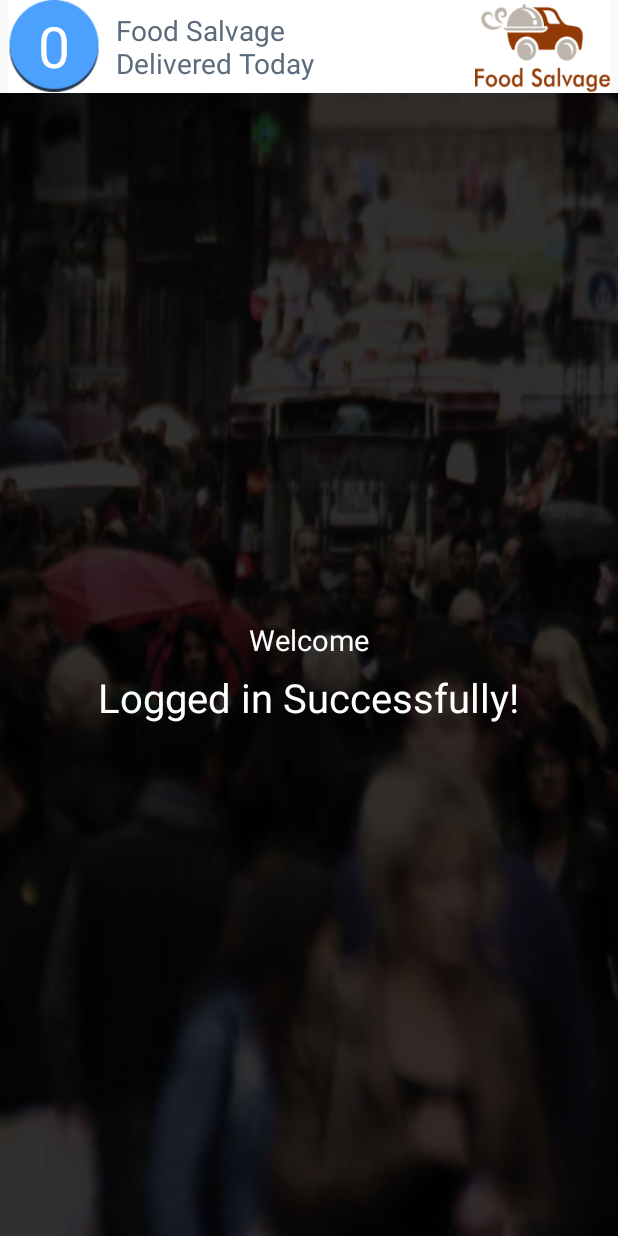
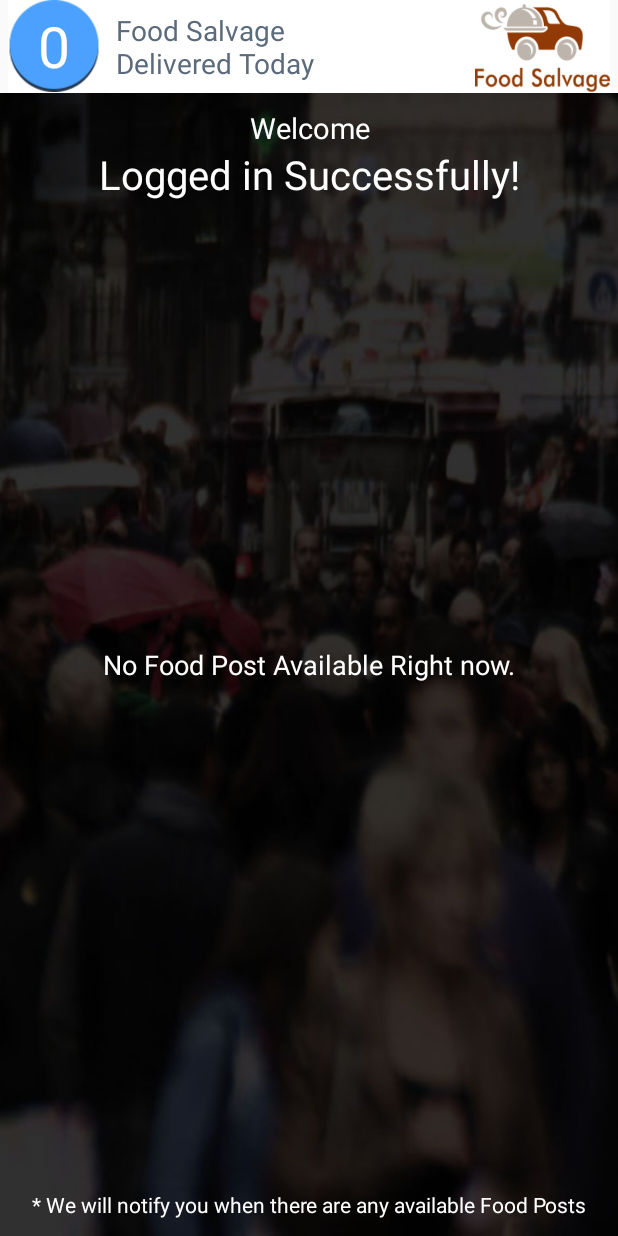
Before and after one commit to sandeepysv/FoodSalvage, an Android app: the charityDashboard screen opened directly, with no data from a screen before it, on a phone screen of 412 x 824 dp. Run offline under Robolectric (Android 15) with nearby library versions, the phone set to English and light mode, and no system bars.

Commit message:
Initial Commit

```diff
--- a/app/src/main/AndroidManifest.xml
+++ b/app/src/main/AndroidManifest.xml
@@ -80,7 +80,8 @@
             android:label="@string/title_activity_order_failed"
             android:theme="@style/AppTheme" />
         <activity android:name=".SignUp" />
-        <activity android:name=".Dashboard"></activity>
+        <activity android:name=".Dashboard" />
+        <activity android:name=".charityDashboard"></activity>
     </application>
 
 </manifest>
--- a/app/src/main/java/com/app/food/salvage/Dashboard.java
+++ b/app/src/main/java/com/app/food/salvage/charityDashboard.java
@@ -5,16 +5,19 @@ import android.support.v7.app.AppCompatActivity;
 import android.os.Bundle;
 import android.widget.TextView;
 
-public class Dashboard extends AppCompatActivity {
+public class charityDashboard extends AppCompatActivity {
 
-    TextView email;
+    TextView email,notify;
     @SuppressLint("SetTextI18n")
     @Override
     protected void onCreate(Bundle savedInstanceState) {
         super.onCreate(savedInstanceState);
-        setContentView(R.layout.activity_dashboard);
+        setContentView(R.layout.activity_charity_dashboard);
+
         email = (TextView) findViewById(R.id.tvProfileName);
+        notify = (TextView) findViewById(R.id.tvNotify);
 
         email.setText("Logged in Successfully!");
+
     }
 }
--- /dev/null
+++ b/app/src/main/res/layout/activity_charity_dashboard.xml
@@ -0,0 +1,135 @@
+<?xml version="1.0" encoding="utf-8"?>
+<LinearLayout xmlns:android="http://schemas.android.com/apk/res/android"
+    xmlns:tools="http://schemas.android.com/tools"
+    android:layout_width="match_parent"
+    android:layout_height="match_parent"
+    tools:context="com.app.food.salvage.charityDashboard"
+    android:orientation="vertical">
+
+    <LinearLayout
+        android:layout_width="match_parent"
+        android:layout_height="wrap_content"
+        android:orientation="vertical">
+
+
+        <LinearLayout
+            android:id="@+id/lyTitleBar"
+            android:layout_width="match_parent"
+            android:layout_height="wrap_content"
+            android:orientation="horizontal"
+            android:background="#ffffff"
+            android:gravity="center"
+            android:layout_marginLeft="5dp"
+            android:layout_marginRight="5dp"
+            tools:ignore="UselessParent">
+
+            <TextView
+                android:id="@+id/tvTitleOrderNumber"
+                android:layout_width="wrap_content"
+                android:layout_height="wrap_content"
+                android:background="@drawable/icon_circle_title"
+                android:gravity="center"
+                android:text="0"
+                android:textColor="#ffffff"
+                android:textSize="17pt"
+                android:padding="0dp"
+                android:layout_marginRight="5dp"
+                tools:ignore="HardcodedText,RtlHardcoded" />
+
+            <TextView
+                android:id="@+id/tvTitleDeliverText"
+                android:layout_width="wrap_content"
+                android:layout_height="wrap_content"
+                android:text="Food Salvage \nDelivered Today"
+                android:textSize="8.4pt"
+                android:textColor="#5B6B7C"
+                android:gravity="left"
+                android:layout_marginLeft="5dp"
+                tools:ignore="HardcodedText,RtlHardcoded" />
+
+            <RelativeLayout
+                android:layout_width="fill_parent"
+                android:layout_height="wrap_content"
+                android:gravity="right"
+                android:layout_gravity="center"
+                android:layout_marginRight="0dp">
+
+                <ImageView
+                    android:layout_marginTop="2dp"
+                    android:id="@+id/ivTitleLogo"
+                    android:layout_width="90dp"
+                    android:layout_height="60dp"
+                    android:background="@drawable/fs" />
+
+            </RelativeLayout>
+
+        </LinearLayout>
+
+    </LinearLayout>
+
+    <ScrollView
+        android:layout_width="match_parent"
+        android:layout_height="match_parent"
+        android:fillViewport="true">
+
+        <RelativeLayout
+            android:layout_width="match_parent"
+            android:layout_height="wrap_content"
+            android:background="@drawable/bg_profile"
+            android:paddingTop="10dp"
+            android:orientation="vertical">
+
+            <TextView
+                android:id="@+id/tvProfileWelcome"
+                android:layout_width="match_parent"
+                android:layout_height="wrap_content"
+                android:text="Welcome"
+                android:textAlignment="center"
+                android:textColor="#fff"
+                android:textSize="8.77pt"
+                tools:ignore="HardcodedText" />
+
+            <TextView
+                android:id="@+id/tvProfileName"
+                android:layout_width="match_parent"
+                android:layout_height="wrap_content"
+                android:layout_alignParentLeft="true"
+                android:layout_alignParentStart="true"
+                android:layout_below="@+id/tvProfileWelcome"
+                android:text="Name"
+                android:textAlignment="center"
+                android:textColor="#fff"
+                android:textSize="12.02pt"
+                tools:ignore="HardcodedText,ObsoleteLayoutParam" />
+
+            <TextView
+                android:id="@+id/tvNotify"
+                android:layout_width="match_parent"
+                android:layout_height="wrap_content"
+                android:layout_alignParentLeft="true"
+                android:layout_alignParentStart="true"
+                android:layout_centerVertical="true"
+                android:layout_gravity="center"
+                android:text="No Food Post Available Right now."
+                android:textAlignment="center"
+                android:textColor="#fff"
+                android:textSize="18sp"
+                tools:ignore="HardcodedText,ObsoleteLayoutParam" />
+
+            <TextView
+                android:layout_width="match_parent"
+                android:layout_height="wrap_content"
+                android:layout_alignParentBottom="true"
+                android:layout_alignParentLeft="true"
+                android:layout_alignParentStart="true"
+                android:layout_gravity="end"
+                android:layout_marginBottom="11dp"
+                android:text="* We will notify you when there are any available Food Posts"
+                android:textAlignment="center"
+                android:textColor="#fff"
+                tools:ignore="HardcodedText" />
+        </RelativeLayout>
+
+    </ScrollView>
+
+</LinearLayout>
--- a/app/src/main/res/layout/activity_login.xml
+++ b/app/src/main/res/layout/activity_login.xml
@@ -109,7 +109,6 @@
 
         </RadioGroup>
 
-
         <Button
             android:id="@+id/btnLoginSubmit"
             android:layout_width="wrap_content"
--- a/app/src/main/res/layout/activity_signup.xml
+++ b/app/src/main/res/layout/activity_signup.xml
@@ -121,12 +121,12 @@
                 android:layout_height="wrap_content"
                 android:layout_below="@id/etSignUpAddress"
                 android:gravity="center"
-                android:checkedButton="@+id/rbDonor"
+                android:checkedButton="@+id/rbSignUpDonor"
                 android:orientation="horizontal"
                 android:dividerPadding="10dp">
 
                 <RadioButton
-                    android:id="@+id/rbDonor"
+                    android:id="@+id/rbSignUpDonor"
                     android:layout_width="wrap_content"
                     android:layout_height="wrap_content"
                     android:text="Donor"
@@ -136,7 +136,7 @@
                     tools:ignore="HardcodedText,RtlHardcoded,RtlSymmetry" />
 
                 <RadioButton
-                    android:id="@+id/rbCharity"
+                    android:id="@+id/rbSignUpCharity"
                     android:layout_width="wrap_content"
                     android:layout_height="wrap_content"
                     android:text="Charity"
```
Also changed, not shown: app/src/main/java/com/app/food/salvage/LoginActivity.java (+28 -127 lines), app/src/main/java/com/app/food/salvage/SignUp.java (+7 -5 lines).
